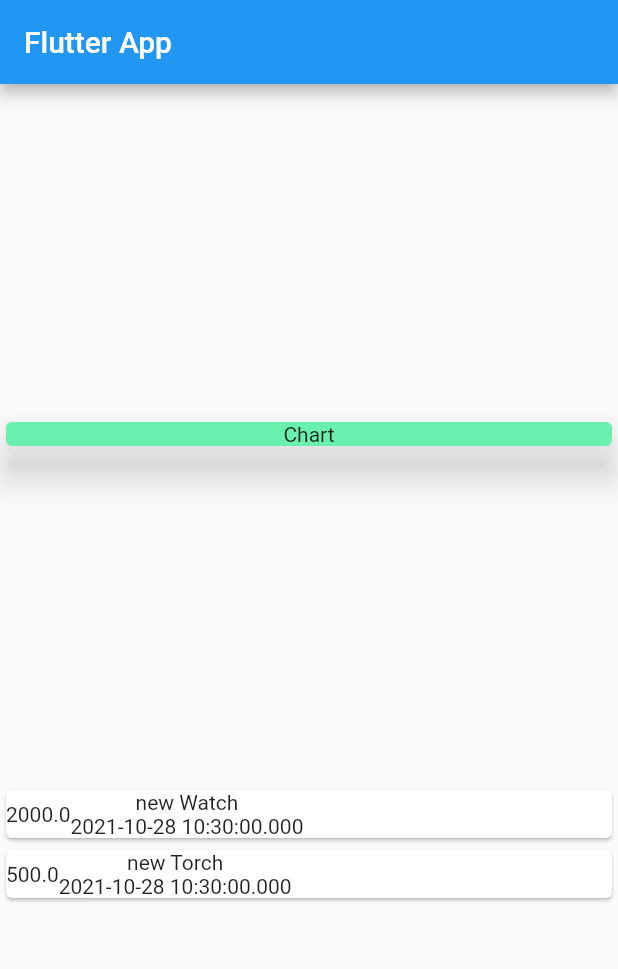
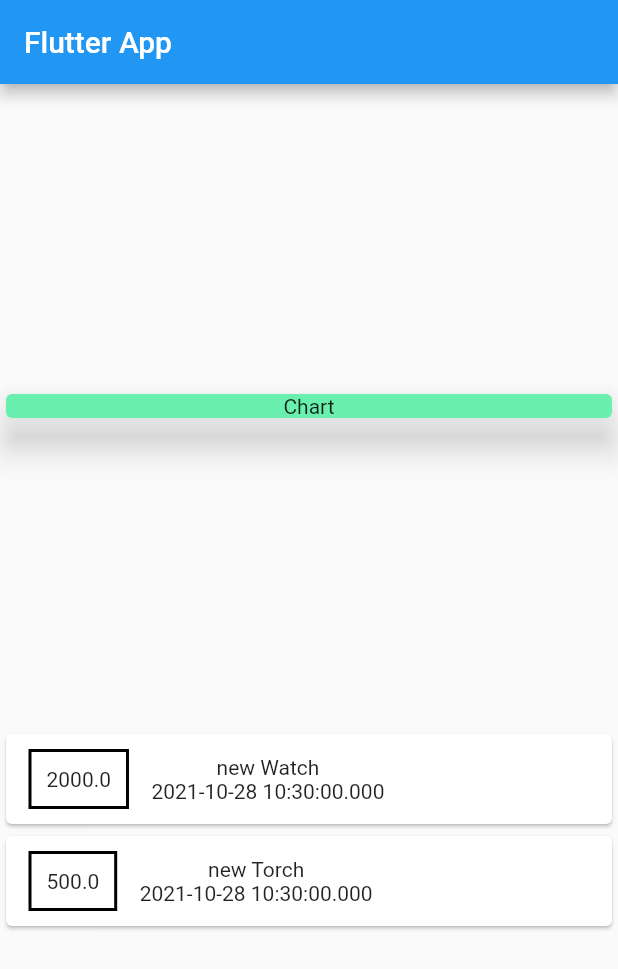
Before and after one commit to PrajilPradeep/Expensify, a Flutter app: the screen it shows after launch, on a phone screen of 412 x 824 dp. Shown: the top 969 px of the screen. Run offline on Flutter 3.47's test engine with Material 2 defaults, Android fonts, the phone set to English and light mode, and no system bars.

Commit message:
Styling the Container

```diff
--- a/lib/main.dart
+++ b/lib/main.dart
@@ -56,9 +56,18 @@ class MyHomePage extends StatelessWidget {
                 child: Row(
                   children: [
                     Container(
+                      margin:
+                          EdgeInsets.symmetric(vertical: 10, horizontal: 15),
+                      decoration: BoxDecoration(
+                        border: Border.all(
+                          color: Colors.black,
+                          width: 2,
+                        ),
+                      ),
                       child: Text(
                         tx.amount.toString(),
                       ),
+                      padding: EdgeInsets.all(10),
                     ),
                     Column(
                       children: [
```
